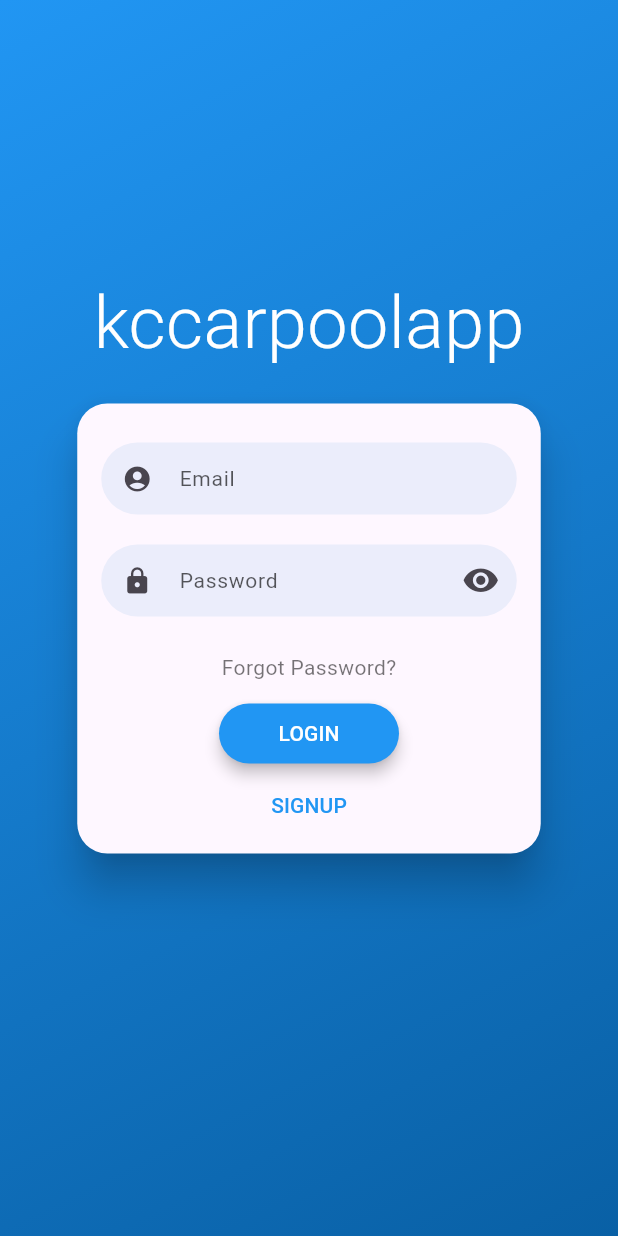
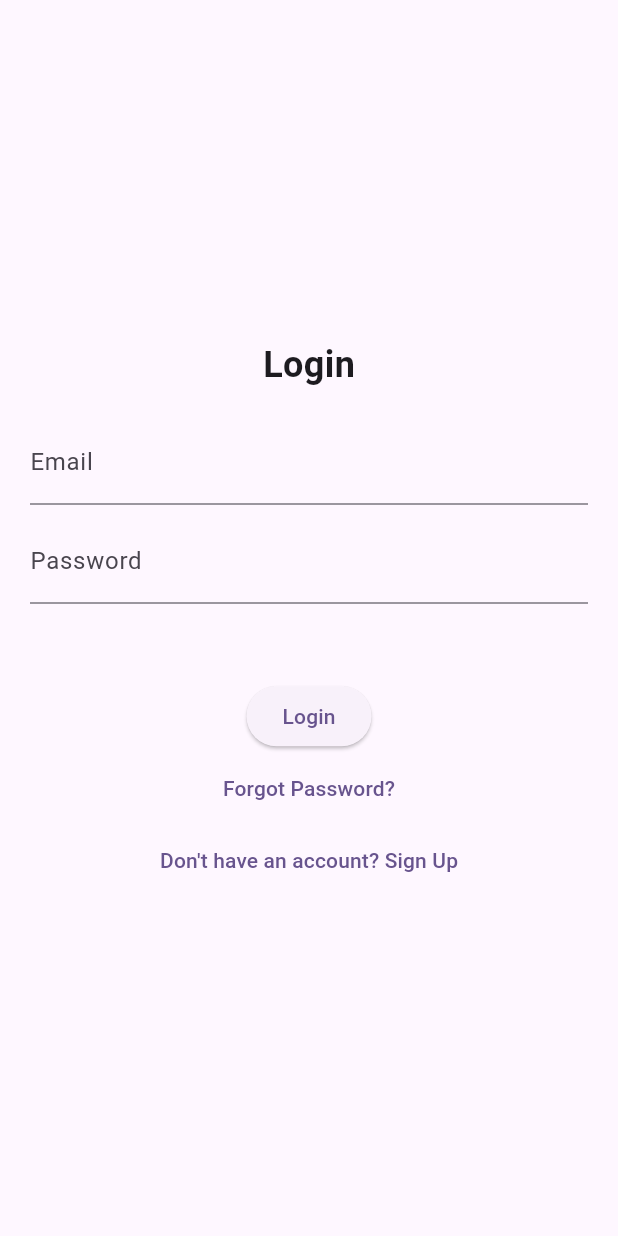
Before and after one commit to knjain1995/kccarpoolapp, a Flutter app: the LoginScreen screen opened by its route, on a phone screen of 412 x 824 dp. Run offline on Flutter 3.47's test engine with Material 3 defaults, Android fonts, the phone set to English and light mode, and no system bars; drawn by our look-alikes of flutter_login; our stand-ins replace firebase_auth, firebase_core; accounts and stored records are empty.

Commit message:
modified login to use custom ui instead of flutter login

```diff
--- a/lib/modules/auth/screens/login_screen.dart
+++ b/lib/modules/auth/screens/login_screen.dart
@@ -1,66 +1,136 @@
 import 'package:flutter/material.dart';
-import 'package:flutter_login/flutter_login.dart';
 import 'package:firebase_auth/firebase_auth.dart';
 
 /// LoginScreen provides user authentication functionality using Firebase Auth.
-class LoginScreen extends StatelessWidget {
-  /// Firebase Authentication instance
+class LoginScreen extends StatefulWidget {
+  @override
+  _LoginScreenState createState() => _LoginScreenState();
+}
+
+class _LoginScreenState extends State<LoginScreen> {
   final FirebaseAuth _auth = FirebaseAuth.instance;
-
-  /// Duration of animations on login screen
-  Duration get loginTime => Duration(milliseconds: 2000);
+  final TextEditingController _emailController = TextEditingController();
+  final TextEditingController _passwordController = TextEditingController();
+  final TextEditingController _confirmPasswordController = TextEditingController();
+  bool isSignupMode = false; // Toggles between Login and Signup
+  String errorMessage = "";
 
   /// Function to authenticate user with Firebase.
-  Future<String?> _authUser(LoginData data) async {
+  Future<void> _authUser() async {
     try {
       await _auth.signInWithEmailAndPassword(
-        email: data.name,
-        password: data.password,
+        email: _emailController.text.trim(),
+        password: _passwordController.text.trim(),
       );
-      return null; // Success, return null (no error message)
+      Navigator.of(context).pushReplacementNamed('/home');
     } catch (e) {
-      return 'Login failed. Please check your credentials.';
+      setState(() {
+        errorMessage = 'Login failed. Please check your credentials.';
+      });
     }
   }
 
   /// Function to handle user signup.
-  Future<String?> _signupUser(SignupData data) async {
+  Future<void> _signupUser() async {
+    if (_passwordController.text != _confirmPasswordController.text) {
+      setState(() {
+        errorMessage = 'Passwords do not match!';
+      });
+      return;
+    }
     try {
       await _auth.createUserWithEmailAndPassword(
-        email: data.name!,
-        password: data.password!,
+        email: _emailController.text.trim(),
+        password: _passwordController.text.trim(),
       );
-      return null; // Signup successful
+      Navigator.of(context).pushReplacementNamed('/home');
     } catch (e) {
-      return 'Signup failed. Try a different email.';
+      setState(() {
+        errorMessage = 'Signup failed. Try a different email.';
+      });
     }
   }
 
   /// Function to handle password recovery.
-  Future<String?> _recoverPassword(String email) async {
+  Future<void> _recoverPassword() async {
+    if (_emailController.text.isEmpty) {
+      setState(() {
+        errorMessage = 'Please enter your email to reset password.';
+      });
+      return;
+    }
     try {
-      await _auth.sendPasswordResetEmail(email: email);
-      return null; // Password reset email sent
+      await _auth.sendPasswordResetEmail(email: _emailController.text.trim());
+      setState(() {
+        errorMessage = 'Password reset email sent!';
+      });
     } catch (e) {
-      return 'Password recovery failed. Check your email.';
+      setState(() {
+        errorMessage = 'Password recovery failed. Check your email.';
+      });
     }
   }
 
   @override
   Widget build(BuildContext context) {
-    return FlutterLogin(
-      title: 'kccarpoolapp',
-      theme: LoginTheme(
-        primaryColor: Colors.blue,
-        accentColor: Colors.white,
+    return Scaffold(
+      body: Center(
+        child: Padding(
+          padding: EdgeInsets.all(20),
+          child: Column(
+            mainAxisAlignment: MainAxisAlignment.center,
+            children: [
+              Text(
+                isSignupMode ? "Sign Up" : "Login",
+                style: TextStyle(fontSize: 24, fontWeight: FontWeight.bold),
+              ),
+              SizedBox(height: 20),
+              TextField(
+                controller: _emailController,
+                decoration: InputDecoration(labelText: 'Email'),
+              ),
+              SizedBox(height: 10),
+              TextField(
+                controller: _passwordController,
+                decoration: InputDecoration(labelText: 'Password'),
+                obscureText: true,
+              ),
+              if (isSignupMode) ...[
+                SizedBox(height: 10),
+                TextField(
+                  controller: _confirmPasswordController,
+                  decoration: InputDecoration(labelText: 'Confirm Password'),
+                  obscureText: true,
+                ),
+              ],
+              SizedBox(height: 10),
+              Text(
+                errorMessage,
+                style: TextStyle(color: Colors.red),
+              ),
+              SizedBox(height: 20),
+              ElevatedButton(
+                onPressed: isSignupMode ? _signupUser : _authUser,
+                child: Text(isSignupMode ? "Sign Up" : "Login"),
+              ),
+              TextButton(
+                onPressed: _recoverPassword,
+                child: Text("Forgot Password?"),
+              ),
+              TextButton(
+                onPressed: () {
+                  setState(() {
+                    isSignupMode = !isSignupMode; // Toggle between login and signup
+                  });
+                },
+                child: Text(isSignupMode
+                    ? "Already have an account? Login"
+                    : "Don't have an account? Sign Up"),
+              ),
+            ],
+          ),
+        ),
       ),
-      onLogin: _authUser,
-      onSignup: _signupUser,
-      onRecoverPassword: _recoverPassword,
-      onSubmitAnimationCompleted: () {
-        // Navigate to the main app page after login
-        Navigator.of(context).pushReplacementNamed('/home');
-      },
     );
   }
 }
```
